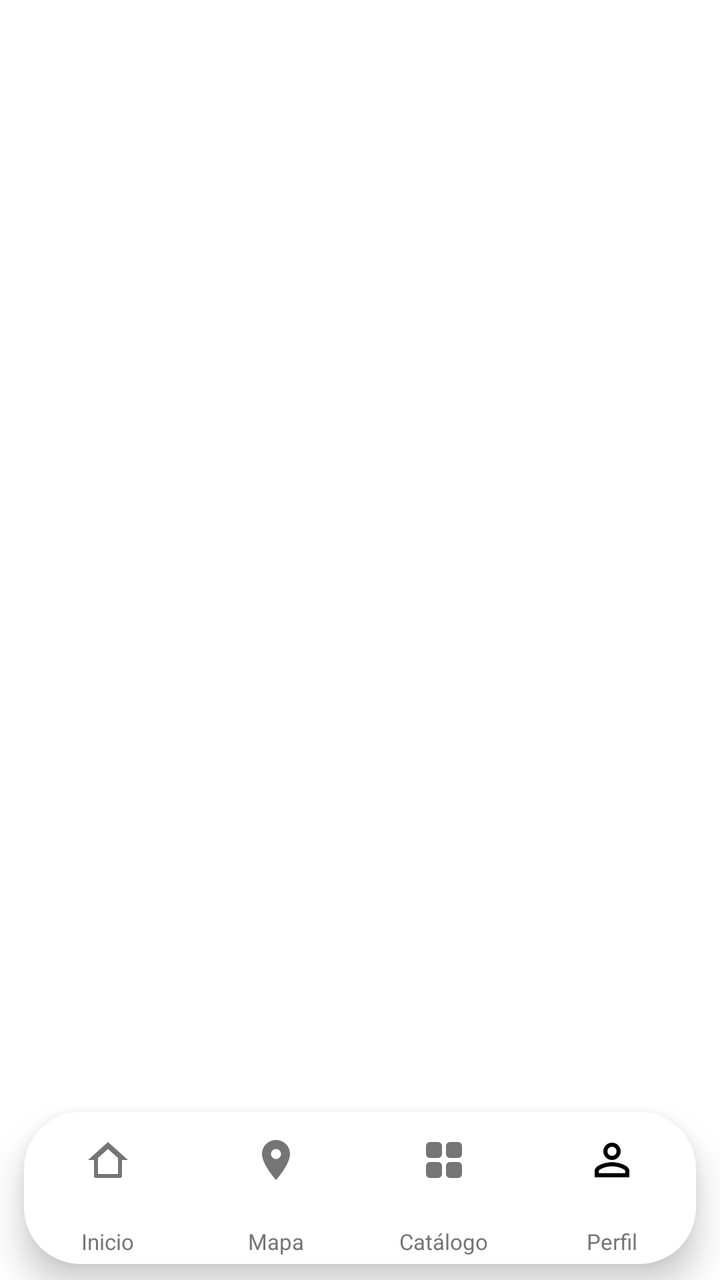
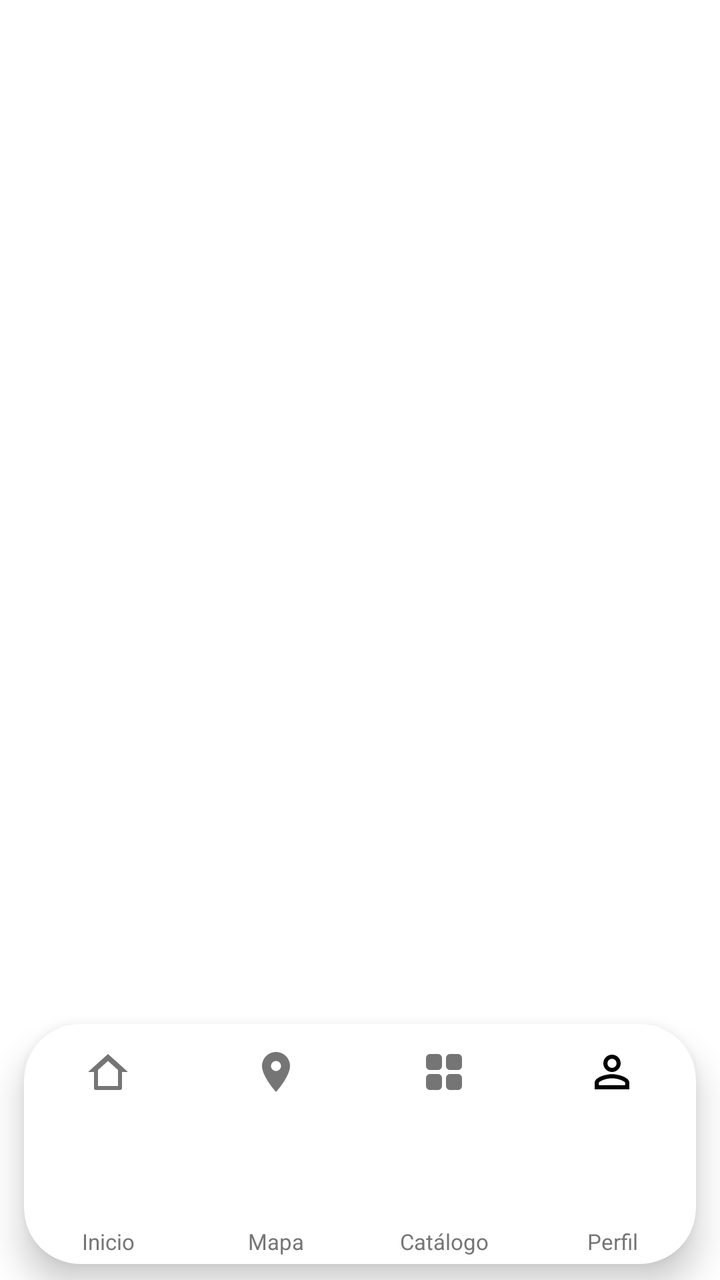

Before-and-after screenshots of an Android layout around one commit, followed by the original layout XML and the change that was made.
<!-- AndroidManifest.xml: application theme Theme.MyApplication -->
<!-- res/layout/layout_custom_bottom_nav.xml -->
<?xml version="1.0" encoding="utf-8"?>
<FrameLayout xmlns:android="http://schemas.android.com/apk/res/android"
    xmlns:app="http://schemas.android.com/apk/res-auto"
    xmlns:tools="http://schemas.android.com/tools"
    android:id="@+id/custom_bottom_nav"
    android:layout_width="match_parent"
    android:layout_height="96dp"
    android:clipChildren="false"
    android:clipToPadding="false"
    tools:ignore="MergeRootFrame">

    
    <androidx.cardview.widget.CardView
        android:id="@+id/cv_nav_bar"
        android:layout_width="match_parent"
        android:layout_height="76dp"
        android:layout_gravity="bottom"
        android:layout_marginStart="12dp"
        android:layout_marginEnd="12dp"
        android:layout_marginBottom="8dp"
        app:cardBackgroundColor="@color/nav_bar_surface"
        app:cardCornerRadius="28dp"
        app:cardElevation="10dp"
        app:cardMaxElevation="14dp"
        app:cardPreventCornerOverlap="false">

        <LinearLayout
            android:layout_width="match_parent"
            android:layout_height="match_parent"
            android:baselineAligned="false"
            android:orientation="horizontal"
            android:weightSum="4">

            
            <FrameLayout
                android:id="@+id/tab_home"
                android:layout_width="0dp"
                android:layout_height="match_parent"
                android:layout_weight="1"
                android:background="?attr/selectableItemBackgroundBorderless"
                android:clickable="true"
                android:clipChildren="false"
                android:clipToPadding="false"
                android:focusable="true">

                
                <View
                    android:id="@+id/v_home_ring"
                    android:layout_width="54dp"
                    android:layout_height="54dp"
                    android:layout_gravity="center_horizontal|top"
                    android:layout_marginTop="0dp"
                    android:background="@drawable/bg_nav_active_ring"
                    android:elevation="6dp"
                    android:visibility="gone"
                    tools:visibility="visible" />

                
                <FrameLayout
                    android:id="@+id/fl_home_icon_container"
                    android:layout_width="46dp"
                    android:layout_height="46dp"
                    android:layout_gravity="center_horizontal|top"
                    android:layout_marginTop="4dp"
                    android:background="@drawable/bg_nav_active_circle"
                    android:elevation="8dp"
                    android:visibility="gone"
                    tools:visibility="visible">

                    <ImageView
                        android:id="@+id/iv_home_active_icon"
                        android:layout_width="24dp"
                        android:layout_height="24dp"
                        android:layout_gravity="center"
                        android:contentDescription="@string/nav_home"
                        android:src="@drawable/ic_nav_home"
                        app:tint="@color/white" />
                </FrameLayout>

                
                <ImageView
                    android:id="@+id/iv_home_inactive_icon"
                    android:layout_width="24dp"
                    android:layout_height="24dp"
                    android:layout_gravity="center_horizontal|top"
                    android:layout_marginTop="12dp"
                    android:contentDescription="@string/nav_home"
                    android:src="@drawable/ic_nav_home"
                    app:tint="@color/text_grey" />

                
                <TextView
                    android:id="@+id/tv_home_label"
                    android:layout_width="wrap_content"
                    android:layout_height="wrap_content"
                    android:layout_gravity="center_horizontal|bottom"
                    android:layout_marginBottom="4dp"
                    android:text="@string/nav_home"
                    android:textColor="@color/text_grey"
                    android:textSize="11sp"
                    android:textStyle="normal" />

            </FrameLayout>

            
            <FrameLayout
                android:id="@+id/tab_map"
                android:layout_width="0dp"
                android:layout_height="match_parent"
                android:layout_weight="1"
                android:background="?attr/selectableItemBackgroundBorderless"
                android:clickable="true"
                android:clipChildren="false"
                android:clipToPadding="false"
                android:focusable="true">

                
                <View
                    android:id="@+id/v_map_ring"
                    android:layout_width="54dp"
                    android:layout_height="54dp"
                    android:layout_gravity="center_horizontal|top"
                    android:layout_marginTop="0dp"
                    android:background="@drawable/bg_nav_active_ring"
                    android:elevation="6dp"
                    android:visibility="gone"
                    tools:visibility="gone" />

                
                <FrameLayout
                    android:id="@+id/fl_map_icon_container"
                    android:layout_width="46dp"
                    android:layout_height="46dp"
                    android:layout_gravity="center_horizontal|top"
                    android:layout_marginTop="4dp"
                    android:background="@drawable/bg_nav_active_circle"
                    android:elevation="8dp"
                    android:visibility="gone"
                    tools:visibility="gone">

                    <ImageView
                        android:id="@+id/iv_map_active_icon"
                        android:layout_width="24dp"
                        android:layout_height="24dp"
                        android:layout_gravity="center"
                        android:contentDescription="@string/nav_map"
                        android:src="@drawable/ic_nav_map"
                        app:tint="@color/white" />
                </FrameLayout>

                
                <ImageView
                    android:id="@+id/iv_map_inactive_icon"
                    android:layout_width="24dp"
                    android:layout_height="24dp"
                    android:layout_gravity="center_horizontal|top"
                    android:layout_marginTop="12dp"
                    android:contentDescription="@string/nav_map"
                    android:src="@drawable/ic_nav_map"
                    app:tint="@color/text_grey" />

                
                <TextView
                    android:id="@+id/tv_map_label"
                    android:layout_width="wrap_content"
                    android:layout_height="wrap_content"
                    android:layout_gravity="center_horizontal|bottom"
                    android:layout_marginBottom="4dp"
                    android:text="@string/nav_map"
                    android:textColor="@color/text_grey"
                    android:textSize="11sp"
                    android:textStyle="normal" />

            </FrameLayout>

            
            <FrameLayout
                android:id="@+id/tab_catalog"
                android:layout_width="0dp"
                android:layout_height="match_parent"
                android:layout_weight="1"
                android:background="?attr/selectableItemBackgroundBorderless"
                android:clickable="true"
                android:clipChildren="false"
                android:clipToPadding="false"
                android:focusable="true">

                
                <View
                    android:id="@+id/v_catalog_ring"
                    android:layout_width="54dp"
                    android:layout_height="54dp"
                    android:layout_gravity="center_horizontal|top"
                    android:layout_marginTop="0dp"
                    android:background="@drawable/bg_nav_active_ring"
                    android:elevation="6dp"
                    android:visibility="gone"
                    tools:visibility="gone" />

                
                <FrameLayout
                    android:id="@+id/fl_catalog_icon_container"
                    android:layout_width="46dp"
                    android:layout_height="46dp"
                    android:layout_gravity="center_horizontal|top"
                    android:layout_marginTop="4dp"
                    android:background="@drawable/bg_nav_active_circle"
                    android:elevation="8dp"
                    android:visibility="gone"
                    tools:visibility="gone">

                    <ImageView
                        android:id="@+id/iv_catalog_active_icon"
                        android:layout_width="24dp"
                        android:layout_height="24dp"
                        android:layout_gravity="center"
                        android:contentDescription="@string/nav_catalog"
                        android:src="@drawable/ic_nav_catalog"
                        app:tint="@color/white" />
                </FrameLayout>

                
                <ImageView
                    android:id="@+id/iv_catalog_inactive_icon"
                    android:layout_width="24dp"
                    android:layout_height="24dp"
                    android:layout_gravity="center_horizontal|top"
                    android:layout_marginTop="12dp"
                    android:contentDescription="@string/nav_catalog"
                    android:src="@drawable/ic_nav_catalog"
                    app:tint="@color/text_grey" />

                
                <TextView
                    android:id="@+id/tv_catalog_label"
                    android:layout_width="wrap_content"
                    android:layout_height="wrap_content"
                    android:layout_gravity="center_horizontal|bottom"
                    android:layout_marginBottom="4dp"
                    android:text="@string/nav_catalog"
                    android:textColor="@color/text_grey"
                    android:textSize="11sp"
                    android:textStyle="normal" />

            </FrameLayout>

            
            <FrameLayout
                android:id="@+id/tab_profile"
                android:layout_width="0dp"
                android:layout_height="match_parent"
                android:layout_weight="1"
                android:background="?attr/selectableItemBackgroundBorderless"
                android:clickable="true"
                android:clipChildren="false"
                android:clipToPadding="false"
                android:focusable="true">

                
                <View
                    android:id="@+id/v_profile_ring"
                    android:layout_width="54dp"
                    android:layout_height="54dp"
                    android:layout_gravity="center_horizontal|top"
                    android:layout_marginTop="0dp"
                    android:background="@drawable/bg_nav_active_ring"
                    android:elevation="6dp"
                    android:visibility="gone"
                    tools:visibility="gone" />

                
                <FrameLayout
                    android:id="@+id/fl_profile_icon_container"
                    android:layout_width="46dp"
                    android:layout_height="46dp"
                    android:layout_gravity="center_horizontal|top"
                    android:layout_marginTop="4dp"
                    android:background="@drawable/bg_nav_active_circle"
                    android:elevation="8dp"
                    android:padding="3dp"
                    android:visibility="gone"
                    tools:visibility="gone">

                    <com.google.android.material.imageview.ShapeableImageView
                        android:id="@+id/iv_profile_active_avatar"
                        android:layout_width="match_parent"
                        android:layout_height="match_parent"
                        android:contentDescription="@string/nav_profile"
                        android:scaleType="centerCrop"
                        android:src="@drawable/ic_person_outline"
                        app:shapeAppearanceOverlay="@style/ShapeAppearance.App.Circle" />
                </FrameLayout>

                
                <com.google.android.material.imageview.ShapeableImageView
                    android:id="@+id/iv_profile_inactive_avatar"
                    android:layout_width="26dp"
                    android:layout_height="26dp"
                    android:layout_gravity="center_horizontal|top"
                    android:layout_marginTop="11dp"
                    android:contentDescription="@string/nav_profile"
                    android:scaleType="centerCrop"
                    android:src="@drawable/ic_person_outline"
                    app:shapeAppearanceOverlay="@style/ShapeAppearance.App.Circle" />

                
                <TextView
                    android:id="@+id/tv_profile_label"
                    android:layout_width="wrap_content"
                    android:layout_height="wrap_content"
                    android:layout_gravity="center_horizontal|bottom"
                    android:layout_marginBottom="4dp"
                    android:text="@string/nav_profile"
                    android:textColor="@color/text_grey"
                    android:textSize="11sp"
                    android:textStyle="normal" />

            </FrameLayout>

        </LinearLayout>
    </androidx.cardview.widget.CardView>
</FrameLayout>
<!-- resources referenced by this layout -->
<resources>
  <color name="nav_bar_surface">#FFFFFF</color>
  <color name="text_grey">#757575</color>
  <color name="white">#FFFFFFFF</color>
  <!-- drawable bg_nav_active_circle (drawable) -->
  <?xml version="1.0" encoding="utf-8"?>
  <shape xmlns:android="http://schemas.android.com/apk/res/android"
      android:shape="oval">
      <gradient
          android:angle="135"
          android:endColor="#0066FF"
          android:startColor="#0B57CF"
          android:type="linear" />
  </shape>
  <!-- drawable bg_nav_active_ring (drawable) -->
  <?xml version="1.0" encoding="utf-8"?>
  <shape xmlns:android="http://schemas.android.com/apk/res/android"
      android:shape="oval">
      <solid android:color="@color/surface_background" />
  </shape>
  <!-- drawable ic_nav_home (drawable) -->
  <vector xmlns:android="http://schemas.android.com/apk/res/android"
      android:width="24dp"
      android:height="24dp"
      android:viewportWidth="24"
      android:viewportHeight="24">
      <path
          android:fillColor="#FF000000"
          android:pathData="M12,3L2,12h3v8a1,1 0 0,0 1,1h12a1,1 0 0,0 1,-1v-8h3L12,3z M17,19H7v-8l5,-4.5l5,4.5v8z" />
  </vector>
  <!-- drawable ic_nav_map (drawable) -->
  <vector xmlns:android="http://schemas.android.com/apk/res/android"
      android:width="24dp"
      android:height="24dp"
      android:viewportWidth="24"
      android:viewportHeight="24">
      <path
          android:fillColor="#FF000000"
          android:pathData="M12,2C8.13,2 5,5.13 5,9c0,5.25 7,13 7,13s7,-7.75 7,-13c0,-3.87 -3.13,-7 -7,-7zM12,11.5c-1.38,0 -2.5,-1.12 -2.5,-2.5s1.12,-2.5 2.5,-2.5 2.5,1.12 2.5,2.5 -1.12,2.5 -2.5,2.5z" />
  </vector>
  <string name="nav_catalog">Catálogo</string>
  <string name="nav_home">Inicio</string>
  <string name="nav_map">Mapa</string>
  <string name="nav_profile">Perfil</string>
  <style name="ShapeAppearance.App.Circle" parent="ShapeAppearance.MaterialComponents.SmallComponent">
          <item name="cornerSize">50%</item>
      </style>
  <style name="Theme.MyApplication" parent="Theme.MaterialComponents.DayNight.NoActionBar">
          
          <item name="colorPrimary">@color/purple_500</item>
          <item name="colorPrimaryVariant">@color/purple_700</item>
          <item name="colorOnPrimary">@color/white</item>
          
          <item name="colorSecondary">@color/teal_200</item>
          <item name="colorSecondaryVariant">@color/teal_700</item>
          <item name="colorOnSecondary">@color/black</item>
          
          <item name="android:statusBarColor">?attr/colorPrimaryVariant</item>
          <item name="android:windowBackground">@color/surface_background</item>
          
          <item name="android:editTextColor">@color/text_black</item>
          <item name="android:textColorPrimary">@color/text_black</item>
          <item name="materialButtonStyle">@style/Widget.TechnoCat.Button</item>
          
      </style>
  <color name="surface_background">#FFFFFF</color>
  <color name="purple_500">#FF6200EE</color>
  <color name="purple_700">#FF3700B3</color>
  <color name="teal_200">#FF03DAC5</color>
  <color name="teal_700">#FF018786</color>
  <color name="black">#FF000000</color>
  <color name="text_black">#1A1A1A</color>
  <style name="Widget.TechnoCat.Button" parent="Widget.MaterialComponents.Button">
          <item name="android:elevation">5dp</item>
          <item name="android:outlineSpotShadowColor">@color/brand_blue</item>
          <item name="android:outlineAmbientShadowColor">@color/brand_blue</item>
          <item name="rippleColor">@color/button_ripple</item>
      </style>
  <color name="brand_blue">#0052FF</color>
  <color name="button_ripple">#330052FF</color>
  <!-- unchanged entries left out for length: 2 -->
</resources>

<!-- the commit's change to res/layout/layout_custom_bottom_nav.xml (unified diff, before → after) -->
@@ -4,7 +4,7 @@
     xmlns:tools="http://schemas.android.com/tools"
     android:id="@+id/custom_bottom_nav"
     android:layout_width="match_parent"
-    android:layout_height="96dp"
+    android:layout_height="136dp"
     android:clipChildren="false"
     android:clipToPadding="false"
     tools:ignore="MergeRootFrame">
@@ -13,7 +13,7 @@
     <androidx.cardview.widget.CardView
         android:id="@+id/cv_nav_bar"
         android:layout_width="match_parent"
-        android:layout_height="76dp"
+        android:layout_height="120dp"
         android:layout_gravity="bottom"
         android:layout_marginStart="12dp"
         android:layout_marginEnd="12dp"
@@ -91,8 +91,10 @@
                 
                 <TextView
                     android:id="@+id/tv_home_label"
-                    android:layout_width="wrap_content"
+                    android:layout_width="match_parent"
                     android:layout_height="wrap_content"
+                    android:gravity="center"
+                    android:paddingHorizontal="2dp"
                     android:layout_gravity="center_horizontal|bottom"
                     android:layout_marginBottom="4dp"
                     android:text="@string/nav_home"
@@ -162,8 +164,10 @@
                 
                 <TextView
                     android:id="@+id/tv_map_label"
-                    android:layout_width="wrap_content"
+                    android:layout_width="match_parent"
                     android:layout_height="wrap_content"
+                    android:gravity="center"
+                    android:paddingHorizontal="2dp"
                     android:layout_gravity="center_horizontal|bottom"
                     android:layout_marginBottom="4dp"
                     android:text="@string/nav_map"
@@ -233,8 +237,10 @@
                 
                 <TextView
                     android:id="@+id/tv_catalog_label"
-                    android:layout_width="wrap_content"
+                    android:layout_width="match_parent"
                     android:layout_height="wrap_content"
+                    android:gravity="center"
+                    android:paddingHorizontal="2dp"
                     android:layout_gravity="center_horizontal|bottom"
                     android:layout_marginBottom="4dp"
                     android:text="@string/nav_catalog"
@@ -306,8 +312,10 @@
                 
                 <TextView
                     android:id="@+id/tv_profile_label"
-                    android:layout_width="wrap_content"
+                    android:layout_width="match_parent"
                     android:layout_height="wrap_content"
+                    android:gravity="center"
+                    android:paddingHorizontal="2dp"
                     android:layout_gravity="center_horizontal|bottom"
                     android:layout_marginBottom="4dp"
                     android:text="@string/nav_profile"
<!-- resource entries referenced after the edit -->
@@ -50,7 +50,7 @@
           
           <item name="colorPrimary">@color/purple_500</item>
           <item name="colorPrimaryVariant">@color/purple_700</item>
-          <item name="colorOnPrimary">@color/white</item>
+          <item name="colorOnPrimary">@color/on_primary</item>
           
           <item name="colorSecondary">@color/teal_200</item>
           <item name="colorSecondaryVariant">@color/teal_700</item>
@@ -67,12 +67,14 @@
   <color name="surface_background">#FFFFFF</color>
   <color name="purple_500">#FF6200EE</color>
   <color name="purple_700">#FF3700B3</color>
+  <color name="on_primary">#FFFFFF</color>
   <color name="teal_200">#FF03DAC5</color>
   <color name="teal_700">#FF018786</color>
   <color name="black">#FF000000</color>
   <color name="text_black">#1A1A1A</color>
   <style name="Widget.TechnoCat.Button" parent="Widget.MaterialComponents.Button">
           <item name="android:elevation">5dp</item>
+          <item name="android:foreground">?attr/selectableItemBackground</item>
           <item name="android:outlineSpotShadowColor">@color/brand_blue</item>
           <item name="android:outlineAmbientShadowColor">@color/brand_blue</item>
           <item name="rippleColor">@color/button_ripple</item>
